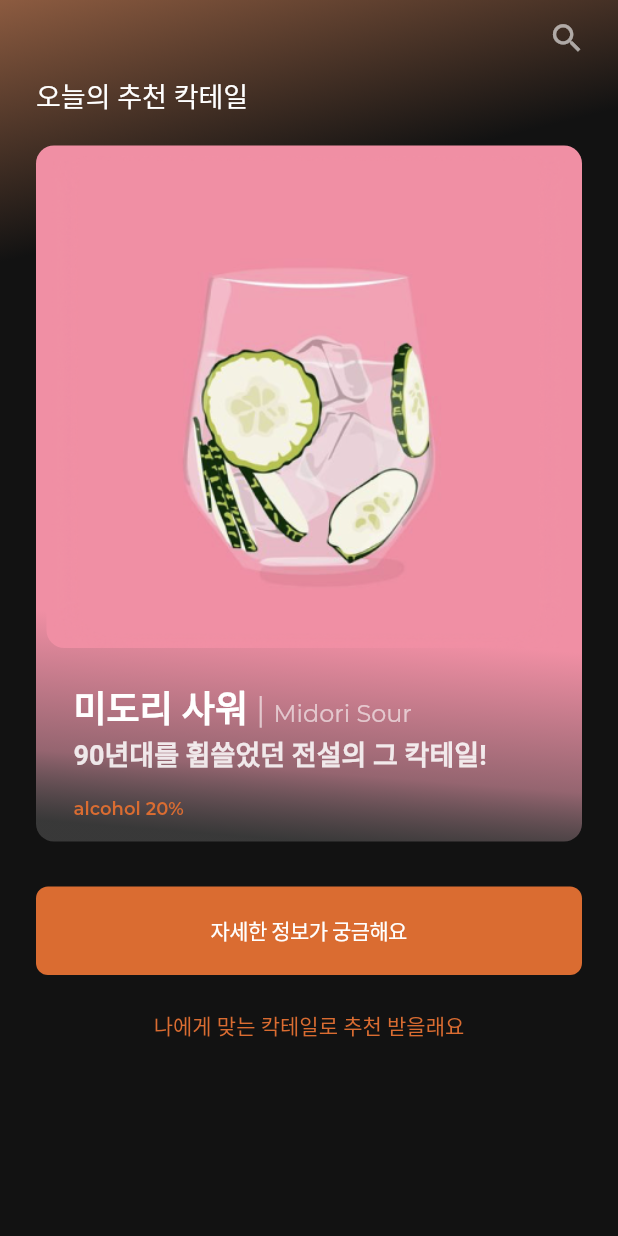
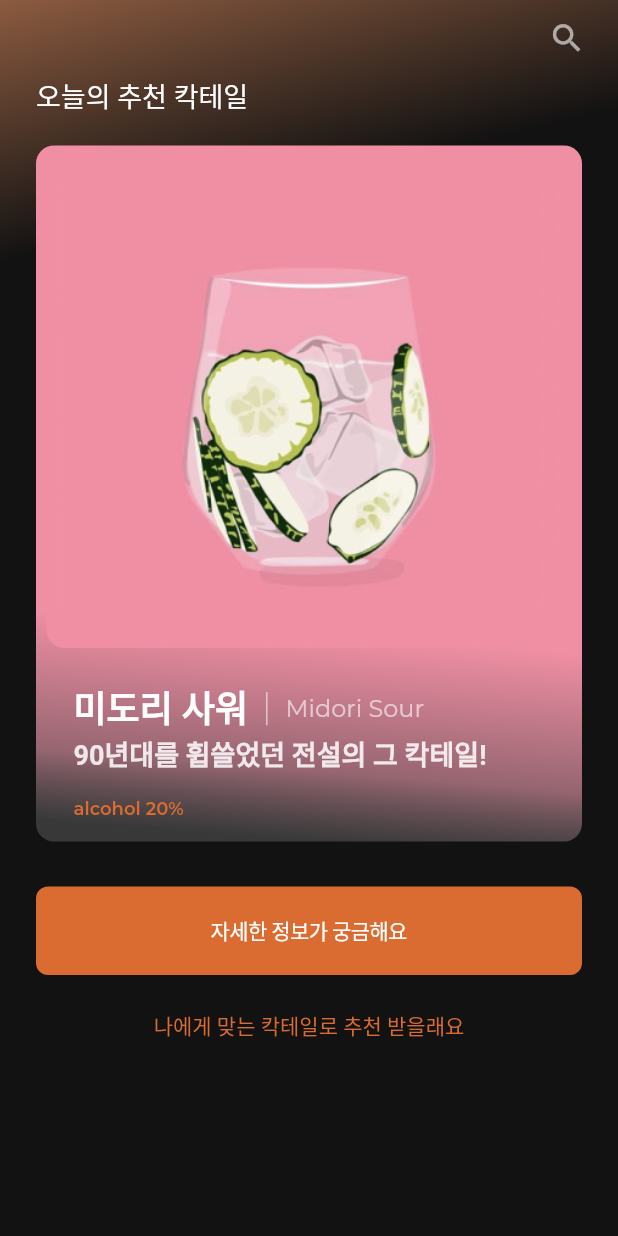
Before and after one commit to cocktail-Ohzu/Ohzu-FrontEnd, a Flutter app: the screen it shows after launch, on a phone screen of 412 x 824 dp. Run offline on Flutter 3.47's test engine with Material 2 defaults, Android fonts, the phone set to English and light mode, and no system bars.

Commit message:
메인 텍스트 마진 조정

```diff
--- a/lib/main.dart
+++ b/lib/main.dart
@@ -125,31 +125,38 @@ class _MyHomePageState extends State<MyHomePage> {
                           mainAxisAlignment: MainAxisAlignment.start,
                           crossAxisAlignment: CrossAxisAlignment.start,
                           children: [
-                            Text.rich(TextSpan(
-                              style: const TextStyle(
-                                fontWeight: FontWeight.bold,
-                                fontSize: 24,
-                                color: Colors.white,
-                              ),
-                              children: <TextSpan>[
-                                const TextSpan(text: "미도리 사워"),
-                                TextSpan(
-                                    text: " | ",
-                                    style: TextStyle(
-                                      fontWeight: FontWeight.w300,
-                                      color: Colors.white.withOpacity(0.6),
-                                      fontSize: 24,
-                                    )),
-                                TextSpan(
-                                    text: "Midori Sour",
+                            /* 첫째줄 */
+                            Row(
+                              crossAxisAlignment: CrossAxisAlignment.center,
+                              children: [
+                                Text(
+                                  "미도리 사워",
+                                  style: TextStyle(
+                                    fontWeight: FontWeight.bold,
+                                    fontSize: 24,
+                                    color: Colors.white,
+                                  ),
+                                ),
+                                /* Vertical Divider */
+                                Container(
+                                  color: Colors.white.withOpacity(0.6),
+                                  height: 22,
+                                  width: 1,
+                                  margin: const EdgeInsets.fromLTRB(12, 3, 12, 0),
+                                ),
+                                Text(
+                                    "Midori Sour",
                                     style: TextStyle(
                                       fontFamily: 'Montserrat',
                                       fontWeight: FontWeight.w400,
                                       color: Colors.white.withOpacity(0.6),
                                       fontSize: 16,
-                                    )),
-                              ],
-                            )),
+                                      height: 1.5,
+                                    ),
+                                ),
+                              ]
+                            ),
+                            /* 둘째줄 */
                             Text("90년대를 휩쓸었던 전설의 그 칵테일!",
                                 style: TextStyle(
                                   height: 1.5,
@@ -160,6 +167,7 @@ class _MyHomePageState extends State<MyHomePage> {
                             const SizedBox(
                               height: 15,
                             ),
+                            /* 셋째줄 */
                             const Text("alcohol 20%",
                                 style: TextStyle(
                                   fontFamily: 'Montserrat',
```
Also changed, not shown: pubspec.lock.
